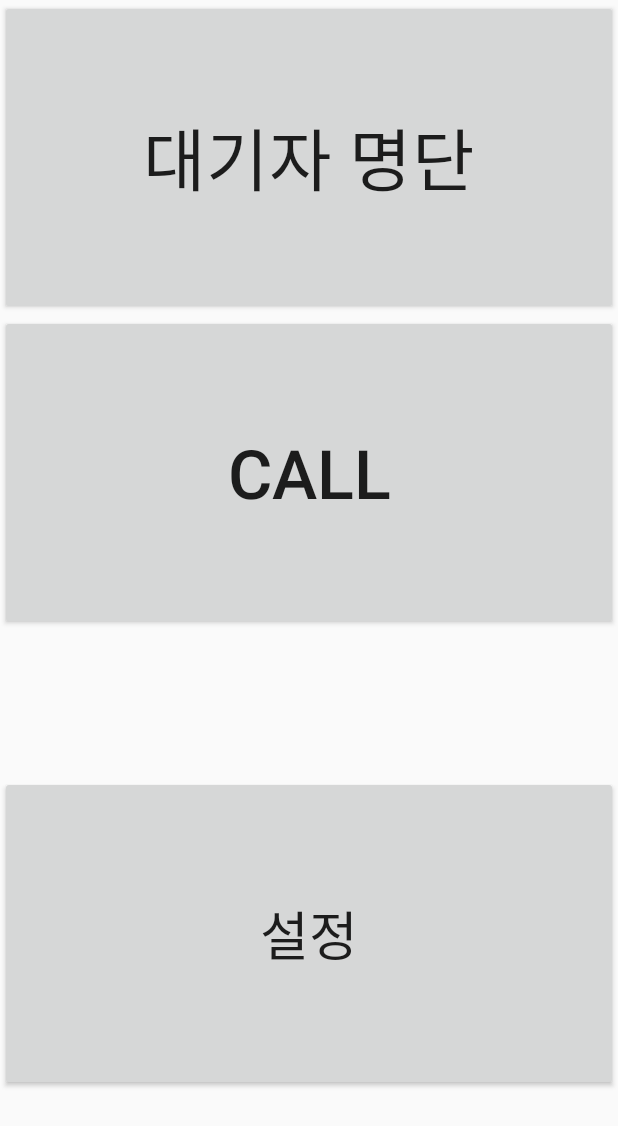
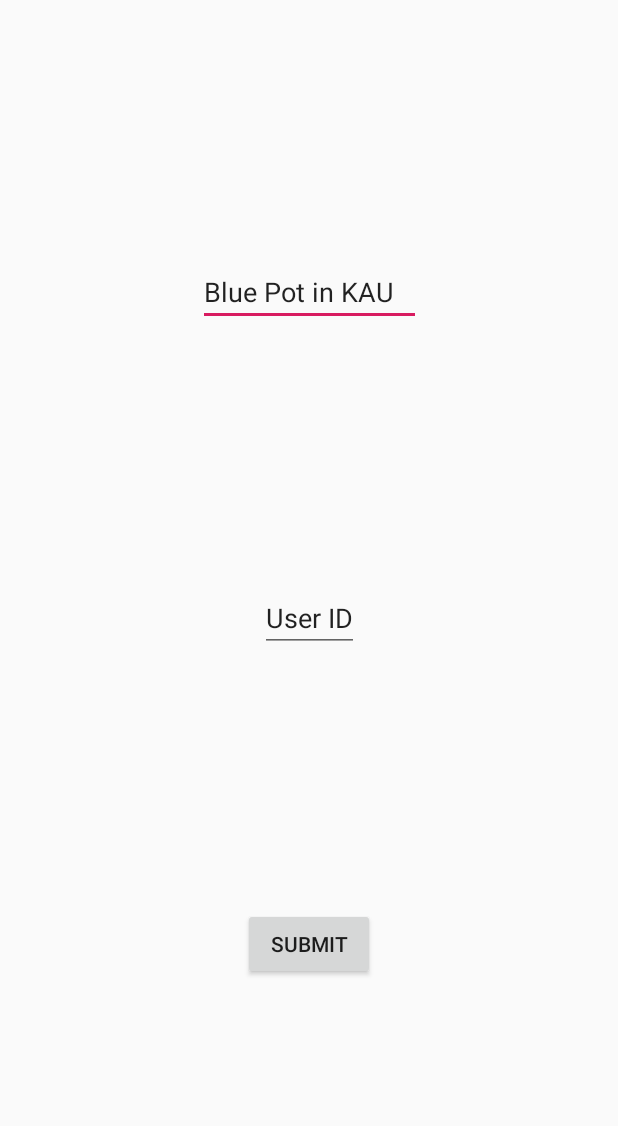
Before and after one commit to sonhyenoh/Reservation-App, an Android app: the screen it shows after launch (BossActivity before the commit, DatabaseTestActivity after it), after a tap on "사장님 페이지", on a phone screen of 412 x 824 dp. Shown: the top 1126 px of the screen. Run offline under Robolectric (Android 15) with nearby library versions, the phone set to English and light mode, and no system bars; our stand-ins replace Firebase (no records; nobody signed in at launch, a user with empty details on screens opened directly).

Commit message:
Database

```diff
--- a/ReservationApp/app/build.gradle
+++ b/ReservationApp/app/build.gradle
@@ -35,6 +35,7 @@ dependencies {
 
     implementation 'com.google.firebase:firebase-analytics:17.2.0'
     implementation 'com.google.firebase:firebase-messaging:19.0.1'
+    implementation 'com.google.firebase:firebase-database:18.0.0'
 
     def work_version = "2.2.0"
     implementation "androidx.work:work-runtime-ktx:$work_version"
--- a/ReservationApp/app/src/main/AndroidManifest.xml
+++ b/ReservationApp/app/src/main/AndroidManifest.xml
@@ -22,6 +22,7 @@
         <activity android:name=".BossActivity"/>
         <activity android:name=".CallActivity"/>
         <activity android:name=".ConfirmActivity"/>
+        <activity android:name=".DatabaseTestActivity"/>
         <activity android:name=".QRScanActivity"/>
         <activity android:name=".SettingActivity"/>
         <activity android:name=".WaitListActivity"/>
@@ -35,4 +36,5 @@
         </service>
     </application>
 
+    <uses-permission android:name="android.permission.INTERNET"/>
 </manifest>
--- /dev/null
+++ b/ReservationApp/app/src/main/java/com/example/reservationapp/DatabaseTestActivity.kt
@@ -0,0 +1,52 @@
+package com.example.reservationapp
+
+import android.os.Bundle
+import android.util.Log
+import androidx.appcompat.app.AppCompatActivity
+import com.google.firebase.database.DataSnapshot
+import com.google.firebase.database.DatabaseError
+import com.google.firebase.database.FirebaseDatabase
+import com.google.firebase.database.ValueEventListener
+import kotlinx.android.synthetic.main.activity_database_test.*
+import java.text.SimpleDateFormat
+import java.util.*
+
+class DatabaseTestActivity : AppCompatActivity() {
+
+    override fun onCreate(savedInstanceState: Bundle?) {
+        super.onCreate(savedInstanceState)
+        setContentView(R.layout.activity_database_test)
+
+        button_DB_submit.setOnClickListener{
+
+            var now = System.currentTimeMillis()
+            var date = Date(now)
+            var sdfNow = SimpleDateFormat("yyyyMMddHHmmss")
+            var formatDate : String = sdfNow.format(date)
+
+            val database = FirebaseDatabase.getInstance()
+            val myRef = database.getReference("message")
+
+            myRef.setValue("Hello, world!")
+
+            // Read from the database
+            myRef.addValueEventListener(object : ValueEventListener {
+                override fun onDataChange(dataSnapshot: DataSnapshot) {
+                    // This method is called once with the initial value and again
+                    // whenever data at this location is updated.
+                    val value = dataSnapshot.getValue(String::class.java)
+                    Log.d(TAG, "Value is: $value")
+                }
+
+                override fun onCancelled(error: DatabaseError) {
+                    // Failed to read value
+                    Log.w(TAG, "Failed to read value.", error.toException())
+                }
+            })
+        }
+    }
+
+    companion object {
+        private const val TAG = "DatabaseTestActivity"
+    }
+}
--- a/ReservationApp/app/src/main/java/com/example/reservationapp/MainActivity.kt
+++ b/ReservationApp/app/src/main/java/com/example/reservationapp/MainActivity.kt
@@ -95,7 +95,7 @@ class MainActivity : AppCompatActivity() {
         }
 
         button_bossActivity.setOnClickListener {
-            val intent: Intent = Intent(this, BossActivity::class.java)
+            val intent: Intent = Intent(this, DatabaseTestActivity::class.java)
             startActivity(intent)
         }
     }
--- /dev/null
+++ b/ReservationApp/app/src/main/res/layout/activity_database_test.xml
@@ -0,0 +1,43 @@
+<?xml version="1.0" encoding="utf-8"?>
+<androidx.constraintlayout.widget.ConstraintLayout
+        xmlns:android="http://schemas.android.com/apk/res/android"
+        xmlns:app="http://schemas.android.com/apk/res-auto"
+        android:layout_width="match_parent"
+        android:layout_height="match_parent">
+
+    <EditText
+            android:id="@+id/editText_resName"
+            android:layout_width="wrap_content"
+            android:layout_height="wrap_content"
+            app:layout_constraintTop_toTopOf="parent"
+            app:layout_constraintBottom_toTopOf="@id/editText_userID"
+            app:layout_constraintLeft_toLeftOf="parent"
+            app:layout_constraintRight_toRightOf="parent"
+
+            android:hint="Restaurant Name"
+            android:text="Blue Pot in KAU"/>
+
+    <EditText
+            android:id="@+id/editText_userID"
+            android:layout_width="wrap_content"
+            android:layout_height="wrap_content"
+            app:layout_constraintTop_toTopOf="parent"
+            app:layout_constraintBottom_toBottomOf="parent"
+            app:layout_constraintLeft_toLeftOf="parent"
+            app:layout_constraintRight_toRightOf="parent"
+
+            android:hint="User ID"
+            android:text="User ID"/>
+
+    <Button
+            android:id="@+id/button_DB_submit"
+            android:layout_width="wrap_content"
+            android:layout_height="wrap_content"
+            app:layout_constraintTop_toBottomOf="@id/editText_userID"
+            app:layout_constraintBottom_toBottomOf="parent"
+            app:layout_constraintLeft_toLeftOf="parent"
+            app:layout_constraintRight_toRightOf="parent"
+
+            android:text="Submit"/>
+
+</androidx.constraintlayout.widget.ConstraintLayout>
```
Also changed, not shown: 1 other file.
